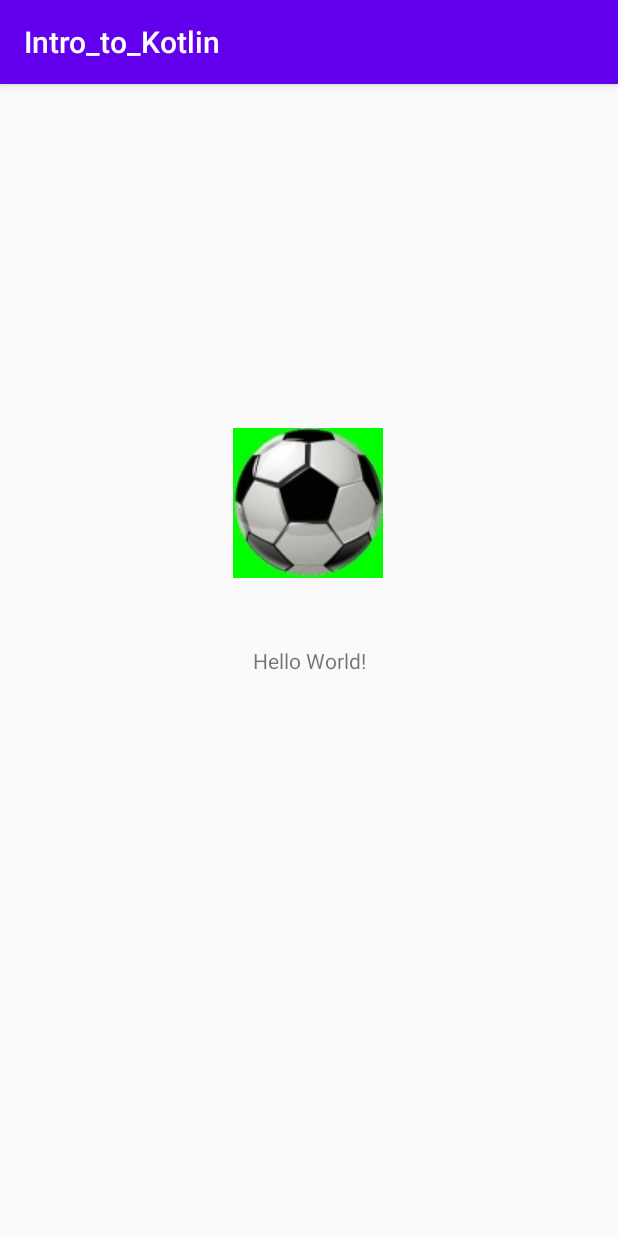
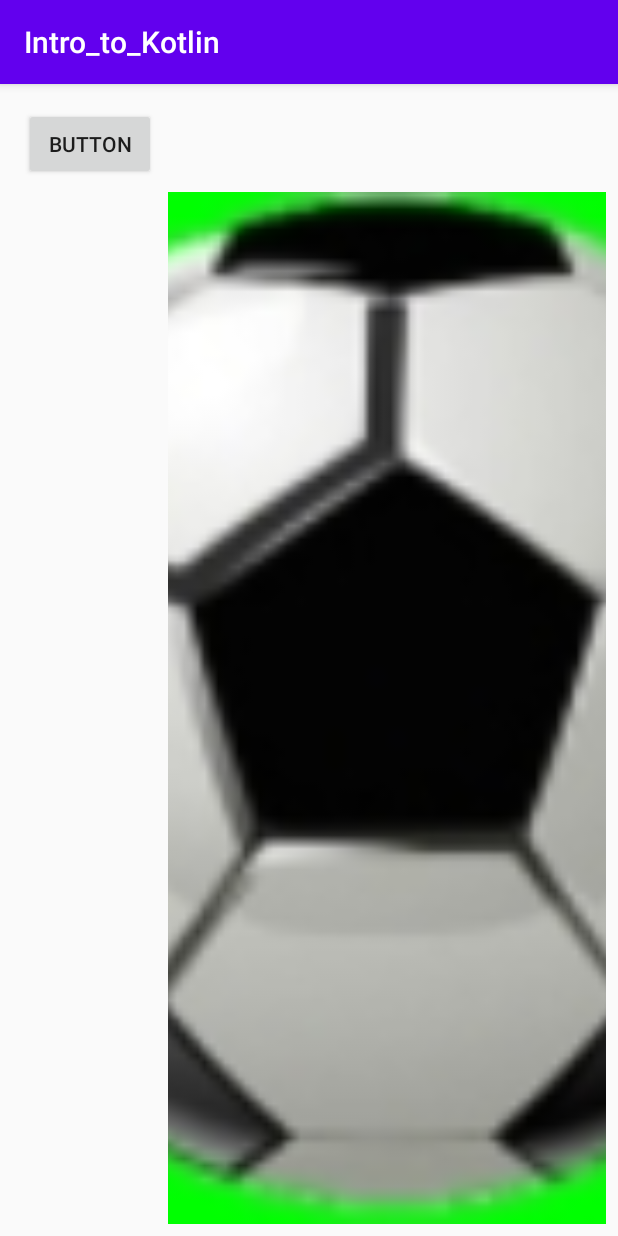
Before and after one commit to dodiforth/Intro_to_Kotlin, an Android app: the screen it shows after launch (MainActivity), on a phone screen of 412 x 824 dp. Run offline under Robolectric (Android 15) with nearby library versions, the phone set to English and light mode, and no system bars.

Commit message:
Practice on Constraint Layout, Constraints and Resizing. Next Lesson will be about Baseline Constraints.
To see Baseline Constraints in Android Studio 4,
you have to right-click the widget, and choose the option to Show Baseline.

```diff
--- a/app/src/main/res/layout/activity_main.xml
+++ b/app/src/main/res/layout/activity_main.xml
@@ -6,27 +6,29 @@
     android:layout_height="match_parent"
     tools:context=".MainActivity">
 
-    <TextView
-        android:id="@+id/textView"
+    <ImageView
+        android:id="@+id/imageView"
+        android:layout_width="0dp"
+        android:layout_height="0dp"
+        android:layout_marginStart="8dp"
+        android:layout_marginTop="8dp"
+        android:layout_marginEnd="8dp"
+        android:layout_marginBottom="8dp"
+        android:scaleType="centerCrop"
+        app:layout_constraintBottom_toBottomOf="parent"
+        app:layout_constraintEnd_toEndOf="parent"
+        app:layout_constraintStart_toEndOf="@+id/button"
+        app:layout_constraintTop_toBottomOf="@+id/button"
+        app:srcCompat="@drawable/ball_100x100" />
+
+    <Button
+        android:id="@+id/button"
         android:layout_width="wrap_content"
         android:layout_height="wrap_content"
-        android:text="Hello World!"
-        app:layout_constraintBottom_toBottomOf="parent"
-        app:layout_constraintLeft_toLeftOf="parent"
-        app:layout_constraintRight_toRightOf="parent"
+        android:layout_marginStart="16dp"
+        android:layout_marginTop="16dp"
+        android:text="Button"
+        app:layout_constraintStart_toStartOf="parent"
         app:layout_constraintTop_toTopOf="parent" />
 
-    <ImageView
-        android:id="@+id/imageView"
-        android:layout_width="wrap_content"
-        android:layout_height="wrap_content"
-        android:layout_marginTop="200dp"
-        android:layout_marginBottom="16dp"
-        app:layout_constraintBottom_toTopOf="@+id/textView"
-        app:layout_constraintEnd_toEndOf="parent"
-        app:layout_constraintHorizontal_bias="0.498"
-        app:layout_constraintStart_toStartOf="parent"
-        app:layout_constraintTop_toTopOf="parent"
-        app:srcCompat="@drawable/ball_100x100" />
-
 </androidx.constraintlayout.widget.ConstraintLayout>
```
Also changed, not shown: app/src/main/res/layout/note_layout.xml (added, +32 -0 lines).
